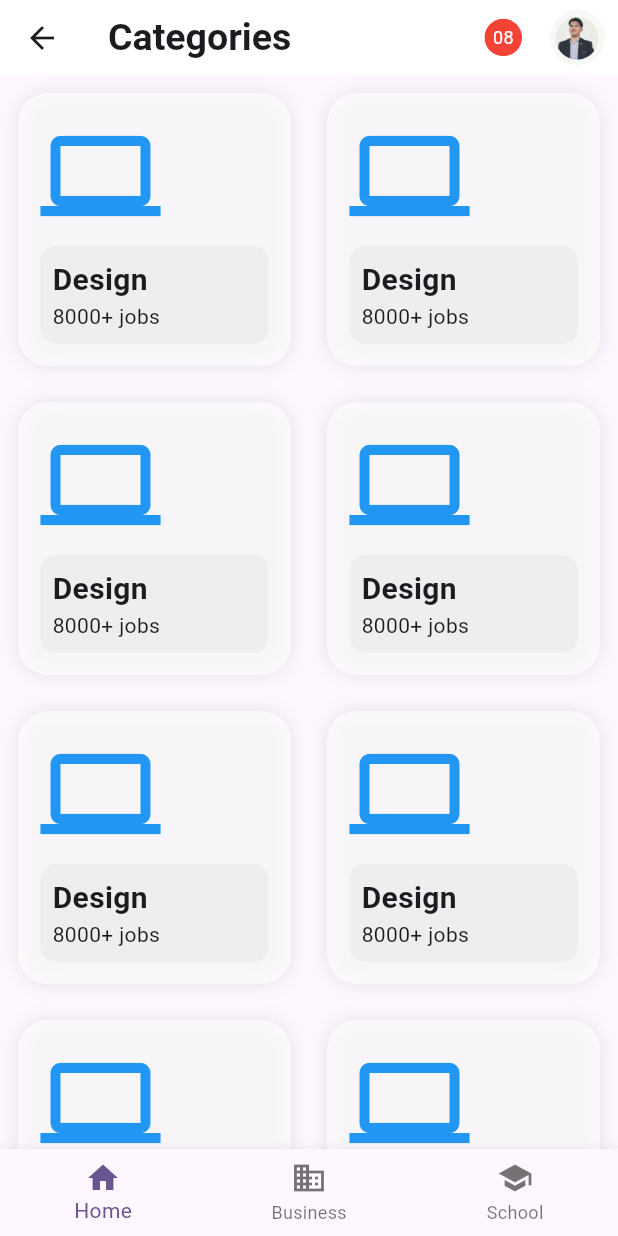
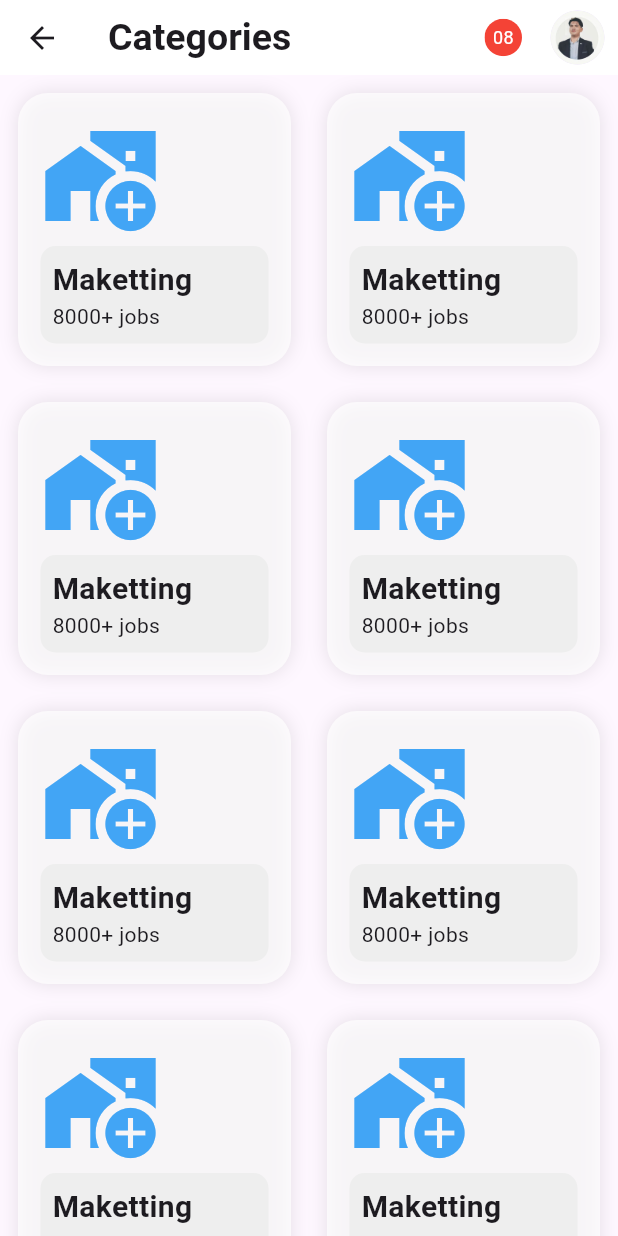
Before and after one commit to samnangma/UI-Login, a Flutter app: the CategoryPage screen opened directly, on a phone screen of 412 x 824 dp. Run offline on Flutter 3.47's test engine with Material 2 defaults, Android fonts, the phone set to English and light mode, and no system bars; our stand-ins replace flutter_svg, google_fonts.

Commit message:
fix some style

```diff
--- a/lib/category.dart
+++ b/lib/category.dart
@@ -49,37 +49,17 @@ class CategoryPage extends StatelessWidget {
 
       body: GridView.builder(
           shrinkWrap: true,
-          itemCount: 10,
+          itemCount: 12,
           gridDelegate: const SliverGridDelegateWithFixedCrossAxisCount(
               crossAxisCount: 2,
           ),
           itemBuilder: (context, index){
             return Padding(
-
               padding: const EdgeInsets.symmetric(vertical: 12.0, horizontal: 12),
               child: Course(),
             );
           }
       ),
-
-      bottomNavigationBar: BottomNavigationBar(
-        type: BottomNavigationBarType.fixed,
-        items: const [
-          BottomNavigationBarItem(
-            icon: Icon(Icons.home),
-            label: 'Home',
-          ),
-          BottomNavigationBarItem(
-            icon: Icon(Icons.business),
-            label: 'Business',
-          ),
-          BottomNavigationBarItem(
-            icon: Icon(Icons.school),
-            label: 'School',
-          ),
-        ],
-      ),
-
     );
   }
 }
--- a/lib/widget/course.dart
+++ b/lib/widget/course.dart
@@ -23,10 +23,10 @@ class Course extends StatelessWidget {
             crossAxisAlignment: CrossAxisAlignment.start,
             mainAxisAlignment: MainAxisAlignment.spaceBetween,
             children: [
-              const Icon(
-                Icons.computer,
+             Icon(
+                Icons.add_home_work,
                 size: 80,
-                color: Colors.blue,
+                color: Colors.blue[400],
               ),
               Container(
                 width: 200,
@@ -42,7 +42,7 @@ class Course extends StatelessWidget {
                         crossAxisAlignment: CrossAxisAlignment.start,
                         children: [
                           Text(
-                            "Design",
+                            "Maketting",
                             style: TextStyle(
                                 fontWeight: FontWeight.bold, fontSize: 20),
                           ),
```
